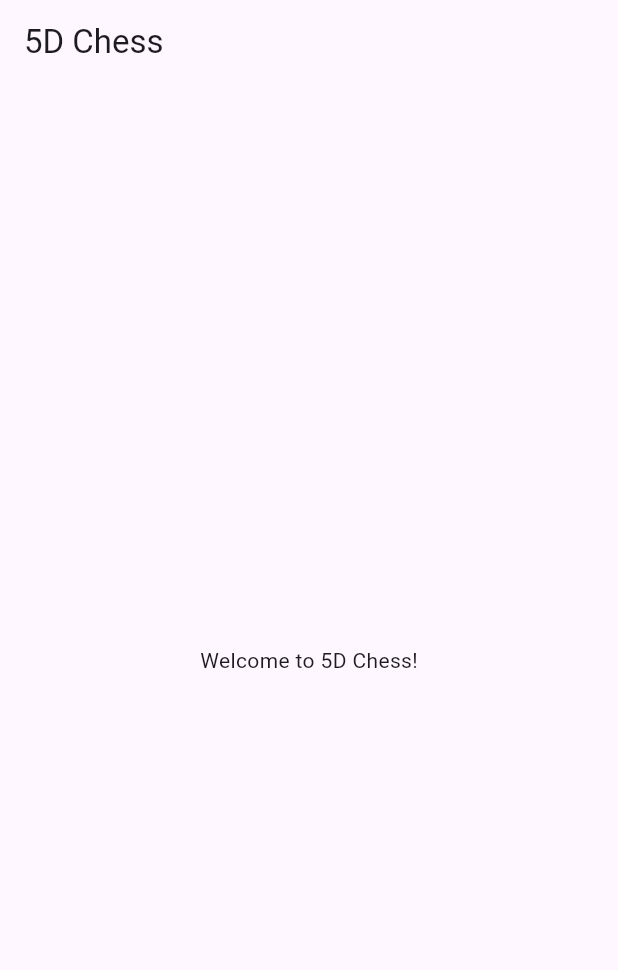
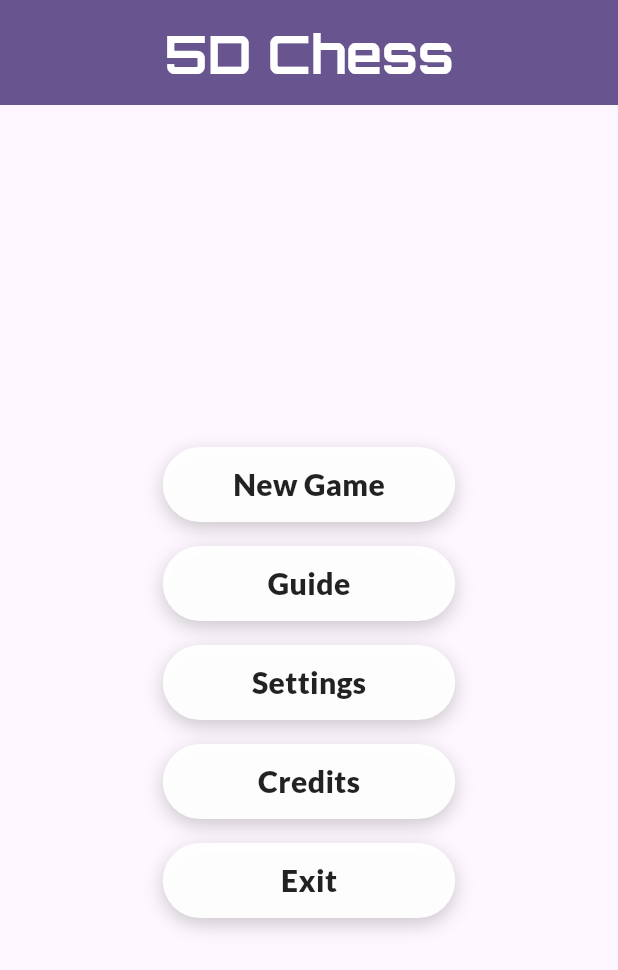
Before and after one commit to Wealth1000/_5d_chess, a Flutter app: the screen it shows after launch, on a phone screen of 412 x 824 dp. Shown: the top 970 px of the screen. Run offline on Flutter 3.47's test engine with Material 3 defaults, Android fonts, the phone set to English and light mode, and no system bars; our stand-ins replace google_fonts.

Commit message:
Basic homeScreen setup

```diff
--- a/lib/ui/screens/home_screen.dart
+++ b/lib/ui/screens/home_screen.dart
@@ -1,4 +1,6 @@
+import 'package:_5d_chess/ui/widgets/custom_button.dart';
 import 'package:flutter/material.dart';
+import 'package:google_fonts/google_fonts.dart';
 
 class HomeScreen extends StatelessWidget {
   const HomeScreen({super.key});
@@ -7,10 +9,47 @@ class HomeScreen extends StatelessWidget {
   Widget build(BuildContext context) {
     return Scaffold(
       appBar: AppBar(
-        title: const Text('5D Chess'),
+        title: Text(
+          '5D Chess',
+          style: GoogleFonts.orbitron(
+            color: Colors.white,
+            fontWeight: FontWeight.bold,
+            fontSize: 35,
+          ),
+        ),
+        toolbarHeight: 70,
+        centerTitle: true,
+        backgroundColor: Theme.of(context).colorScheme.primary,
       ),
-      body: const Center(
-        child: Text('Welcome to 5D Chess!'),
+      body: Center(
+        child: Container(
+          constraints: const BoxConstraints(maxWidth: 300),
+          child: ListView(
+            shrinkWrap: true,
+            children: [
+              const SizedBox(height: 16),
+              Center(
+                child: CustomButton(onPressed: () {}, text: 'New Game'),
+              ),
+              const SizedBox(height: 16),
+              Center(
+                child: CustomButton(onPressed: () {}, text: 'Guide'),
+              ),
+              const SizedBox(height: 16),
+              Center(
+                child: CustomButton(onPressed: () {}, text: 'Settings'),
+              ),
+              const SizedBox(height: 16),
+              Center(
+                child: CustomButton(onPressed: () {}, text: 'Credits'),
+              ),
+              const SizedBox(height: 16),
+              Center(
+                child: CustomButton(onPressed: () {}, text: 'Exit'),
+              ),
+            ],
+          ),
+        ),
       ),
     );
   }
--- /dev/null
+++ b/lib/ui/widgets/custom_button.dart
@@ -0,0 +1,53 @@
+import 'package:flutter/material.dart';
+import 'package:google_fonts/google_fonts.dart';
+
+class CustomButton extends StatelessWidget {
+  const CustomButton({
+    super.key,
+    required this.text,
+    required this.onPressed,
+    this.width = 195,
+    this.height = 50,
+  });
+
+  final String text;
+  final VoidCallback onPressed;
+  final double width;
+  final double height;
+
+  @override
+  Widget build(BuildContext context) {
+    return Container(
+      width: width,
+      height: height,
+      decoration: BoxDecoration(
+        color: const Color(0xF5FFFFFF),
+        borderRadius: BorderRadius.circular(28),
+        boxShadow: [
+          BoxShadow(
+            color: Colors.black.withValues(alpha: 0.2),
+            blurRadius: 10,
+            offset: const Offset(0, 4),
+          ),
+        ],
+      ),
+      child: Material(
+        color: Colors.transparent,
+        child: InkWell(
+          onTap: onPressed,
+          borderRadius: BorderRadius.circular(24),
+          child: Center(
+            child: Text(
+              text,
+              style: GoogleFonts.lato(
+                fontWeight: FontWeight.w800,
+                fontSize: 20,
+                color: Colors.black87,
+              ),
+            ),
+          ),
+        ),
+      ),
+    );
+  }
+}
--- a/pubspec.yaml
+++ b/pubspec.yaml
@@ -34,6 +34,7 @@ dependencies:
   # The following adds the Cupertino Icons font to your application.
   # Use with the CupertinoIcons class for iOS style icons.
   cupertino_icons: ^1.0.8
+  google_fonts: ^6.3.2
 
 dev_dependencies:
   flutter_test:
```
Also changed, not shown: analysis_options.yaml (+79 -1 lines), lib/main.dart (+0 -17 lines), pubspec.lock, 1 other file.
